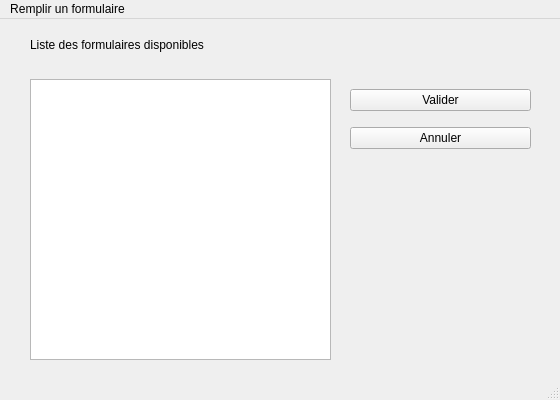
The window that mainformulaire.ui (Dragorane/sondihm) describes before a commit, drawn with Qt 5.
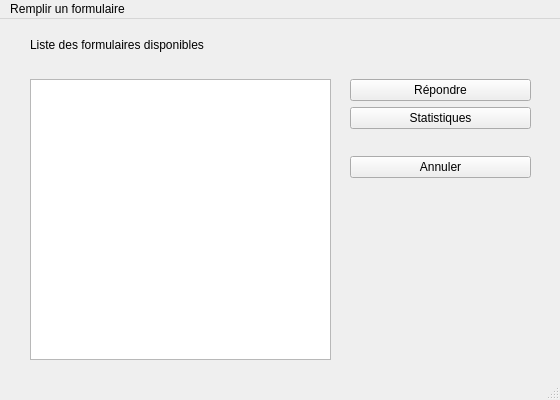
The same window after the commit.

Diff of the .ui file:
```diff
--- a/mainformulaire.ui
+++ b/mainformulaire.ui
@@ -54,7 +54,7 @@
       <x>350</x>
       <y>60</y>
       <width>181</width>
-      <height>81</height>
+      <height>121</height>
      </rect>
     </property>
     <layout class="QVBoxLayout" name="verticalLayout_3">
@@ -63,14 +63,24 @@
        <item>
         <widget class="QPushButton" name="submission">
          <property name="text">
-          <string>Valider</string>
+          <string>Répondre</string>
          </property>
         </widget>
        </item>
       </layout>
      </item>
      <item>
-      <layout class="QHBoxLayout" name="horizontalLayout_6">
+      <widget class="QPushButton" name="stat">
+       <property name="focusPolicy">
+        <enum>Qt::NoFocus</enum>
+       </property>
+       <property name="text">
+        <string>Statistiques</string>
+       </property>
+      </widget>
+     </item>
+     <item>
+      <layout class="QVBoxLayout" name="verticalLayout_2">
        <item>
         <widget class="QPushButton" name="cancelling">
          <property name="focusPolicy">
@@ -81,6 +91,9 @@
          </property>
         </widget>
        </item>
+       <item>
+        <layout class="QHBoxLayout" name="horizontalLayout_6"/>
+       </item>
       </layout>
      </item>
     </layout>
@@ -89,9 +102,9 @@
     <property name="geometry">
      <rect>
       <x>350</x>
-      <y>160</y>
+      <y>190</y>
       <width>181</width>
-      <height>181</height>
+      <height>151</height>
      </rect>
     </property>
     <layout class="QVBoxLayout" name="verticalLayout_4">
```
Left out of the diff: 5 changed lines with no effect on the pictures.
